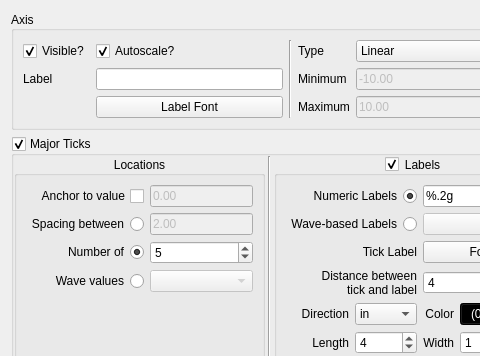
Old version of the form src/ui/Ui_CartesianPlotAxis.ui in the repository bbreslauer/PySciPlot; both pictures show x 0 to 480 and y 0 to 356 of the 596 by 470 pixel window.
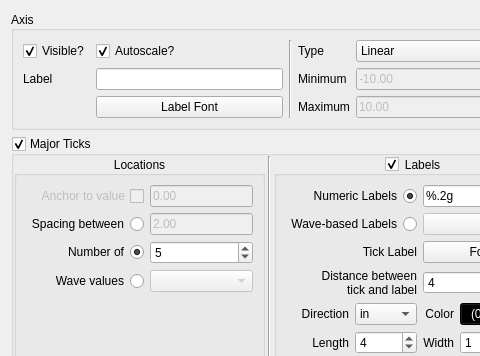
New version of the form. Custom widgets are drawn as their Qt base class.

Commit message: PyGraphene has some new Axis methods, so using those now. Changed some Axis ui signal connections, because now a LinearLocator does not support anchor values.

```diff
--- a/src/ui/Ui_CartesianPlotAxis.ui
+++ b/src/ui/Ui_CartesianPlotAxis.ui
@@ -196,6 +196,9 @@
              </property>
              <item row="0" column="0">
               <widget class="QCheckBox" name="useMajorTicksAnchor">
+               <property name="enabled">
+                <bool>false</bool>
+               </property>
                <property name="layoutDirection">
                 <enum>Qt::RightToLeft</enum>
                </property>
```
Left out of the diff: 148 changed lines with no effect on the pictures. The commit also changes 3 other files.
